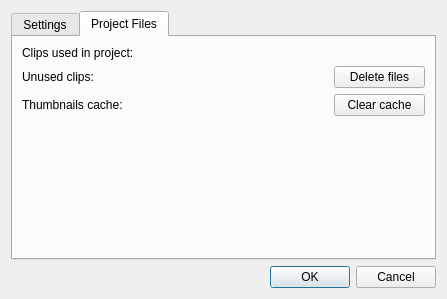
KDE/kdenlive, file src/widgets/projectsettings_ui.ui: the form before one commit.
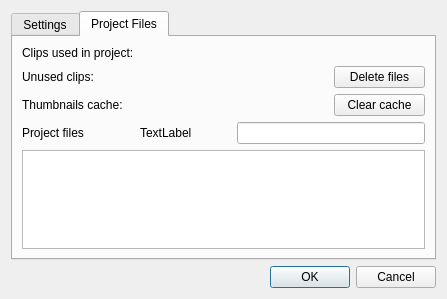
The form after the commit. The open tabs and pages were chosen to show the change. Custom widgets are drawn as their Qt base class.

Commit message: Show a list of all used files in project settings

Diff of the .ui file:
```diff
--- a/src/widgets/projectsettings_ui.ui
+++ b/src/widgets/projectsettings_ui.ui
@@ -284,18 +284,29 @@
          </property>
         </widget>
        </item>
-       <item row="3" column="3">
-        <spacer name="verticalSpacer_2">
-         <property name="orientation">
-          <enum>Qt::Vertical</enum>
+       <item row="3" column="0">
+        <widget class="QLabel" name="label_13">
+         <property name="text">
+          <string>Project files</string>
          </property>
-         <property name="sizeHint" stdset="0">
-          <size>
-           <width>20</width>
-           <height>142</height>
-          </size>
+        </widget>
+       </item>
+       <item row="4" column="0" colspan="4">
+        <widget class="QListWidget" name="files_list"/>
+       </item>
+       <item row="3" column="2" colspan="2">
+        <widget class="KListWidgetSearchLine" name="list_search">
+         <property name="clickMessage">
+          <string>Search</string>
          </property>
-        </spacer>
+        </widget>
+       </item>
+       <item row="3" column="1">
+        <widget class="QLabel" name="files_count">
+         <property name="text">
+          <string>TextLabel</string>
+         </property>
+        </widget>
        </item>
       </layout>
      </widget>
@@ -324,11 +335,21 @@
    <extends>QPushButton</extends>
    <header>kpushbutton.h</header>
   </customwidget>
+  <customwidget>
+   <class>KLineEdit</class>
+   <extends>QLineEdit</extends>
+   <header>klineedit.h</header>
+  </customwidget>
   <customwidget>
    <class>KComboBox</class>
    <extends>QComboBox</extends>
    <header>kcombobox.h</header>
   </customwidget>
+  <customwidget>
+   <class>KListWidgetSearchLine</class>
+   <extends>KLineEdit</extends>
+   <header>klistwidgetsearchline.h</header>
+  </customwidget>
  </customwidgets>
  <resources/>
  <connections>
```
